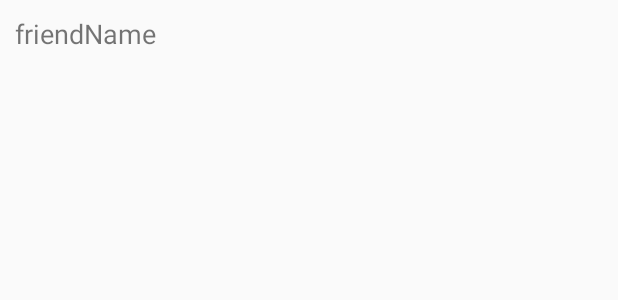
After one commit to Chris0296/OutApp, an Android app: the layout view_venue_friend_item.xml on its own in the app's theme, with its tools: preview values and no code run, on a phone screen of 412 x 824 dp. The commit adds this screen. Shown: the top 300 px of the screen. Run offline under Robolectric (Android 15) with nearby library versions, the phone set to English and light mode, and no system bars.

Commit message:
Updated Venue Detail Page

```diff
--- /dev/null
+++ b/app/src/main/res/layout/view_venue_friend_item.xml
@@ -0,0 +1,16 @@
+<?xml version="1.0" encoding="utf-8"?>
+<RelativeLayout xmlns:android="http://schemas.android.com/apk/res/android"
+    android:layout_width="match_parent"
+    android:layout_height="wrap_content"
+    xmlns:tools="http://schemas.android.com/tools"
+    android:padding="10dp">
+
+    <TextView
+        android:id="@+id/friendName"
+        android:layout_width="wrap_content"
+        android:layout_height="wrap_content"
+        tools:text="friendName"
+        android:layout_marginBottom="10dp"
+        android:textSize="@dimen/titleSize"/>
+
+</RelativeLayout>
--- a/build.gradle
+++ b/build.gradle
@@ -7,7 +7,7 @@ buildscript {
         jcenter()
     }
     dependencies {
-        classpath 'com.android.tools.build:gradle:3.1.3'
+        classpath 'com.android.tools.build:gradle:3.2.1'
         classpath 'com.google.gms:google-services:4.0.1'
 
         // NOTE: Do not place your application dependencies here; they belong
```
Also changed, not shown: app/src/main/java/com/example/chris/outapp/model/adapter/VenueFriendRecyclerAdapter.java (added, +80 -0 lines), app/src/main/java/com/example/chris/outapp/view/fragment/VenueDetailFragment.java (+87 -1 lines), app/src/main/res/layout/fragment_venue_detail.xml (+10 -0 lines), gradle/wrapper/gradle-wrapper.properties, 12 other files.
